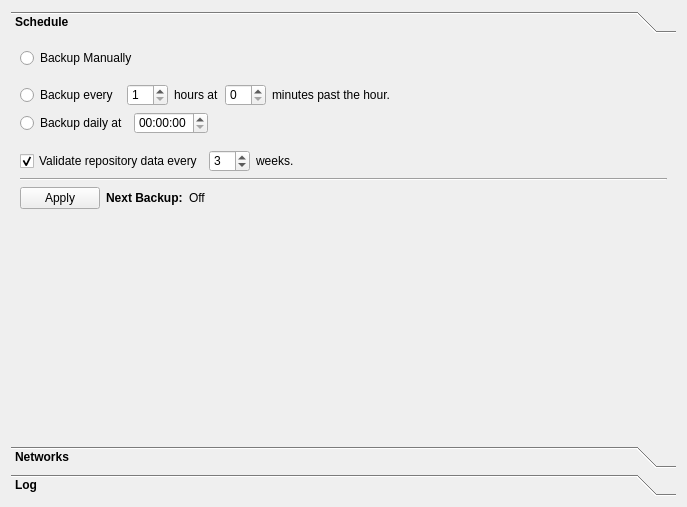
Above: src/vorta/assets/UI/scheduletab.ui from borgbase/vorta before the change. Below: the same form after it.
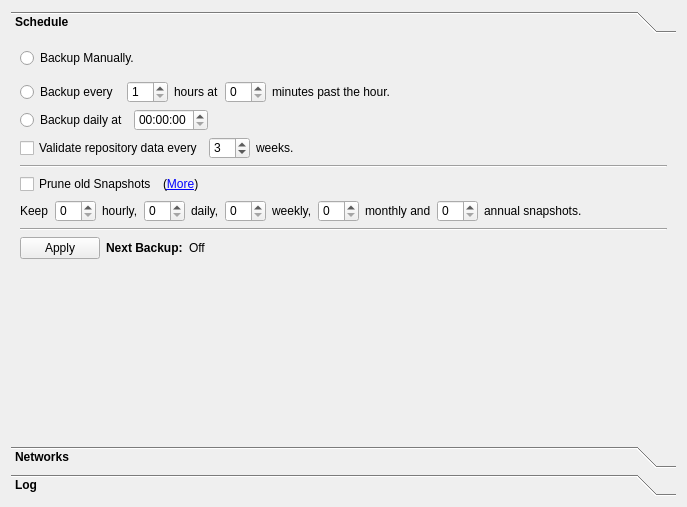
That is the form after the change. Icons and pictures are not drawn.

The edit to the form file:
```diff
--- a/src/vorta/assets/UI/scheduletab.ui
+++ b/src/vorta/assets/UI/scheduletab.ui
@@ -60,7 +60,7 @@
           <enum>QLayout::SetFixedSize</enum>
          </property>
          <property name="bottomMargin">
-          <number>10</number>
+          <number>7</number>
          </property>
          <item>
           <widget class="QRadioButton" name="scheduleOffRadio">
@@ -71,7 +71,7 @@
             </sizepolicy>
            </property>
            <property name="text">
-            <string>Backup Manually</string>
+            <string>Backup Manually.</string>
            </property>
           </widget>
          </item>
@@ -180,7 +180,7 @@
        <item>
         <layout class="QHBoxLayout" name="horizontalLayout_6">
          <property name="topMargin">
-          <number>10</number>
+          <number>0</number>
          </property>
          <item>
           <widget class="QCheckBox" name="validationCheckBox">
@@ -188,7 +188,10 @@
             <string>Validate repository data every</string>
            </property>
            <property name="checked">
-            <bool>true</bool>
+            <bool>false</bool>
+           </property>
+           <property name="tristate">
+            <bool>false</bool>
            </property>
           </widget>
          </item>
@@ -234,6 +237,124 @@
          </property>
         </widget>
        </item>
+       <item>
+        <layout class="QHBoxLayout" name="horizontalLayout_8">
+         <property name="topMargin">
+          <number>0</number>
+         </property>
+         <item>
+          <widget class="QCheckBox" name="pruneCheckBox">
+           <property name="text">
+            <string>Prune old Snapshots</string>
+           </property>
+          </widget>
+         </item>
+         <item>
+          <widget class="QLabel" name="label_11">
+           <property name="text">
+            <string>&lt;html&gt;&lt;head/&gt;&lt;body&gt;&lt;p&gt;(&lt;a href=&quot;https://borgbackup.readthedocs.io/en/stable/usage.html#borg-prune&quot;&gt;&lt;span style=&quot; text-decoration: underline; color:#0000ff;&quot;&gt;More&lt;/span&gt;&lt;/a&gt;)&lt;/p&gt;&lt;/body&gt;&lt;/html&gt;</string>
+           </property>
+          </widget>
+         </item>
+         <item>
+          <spacer name="horizontalSpacer_6">
+           <property name="orientation">
+            <enum>Qt::Horizontal</enum>
+           </property>
+           <property name="sizeHint" stdset="0">
+            <size>
+             <width>40</width>
+             <height>20</height>
+            </size>
+           </property>
+          </spacer>
+         </item>
+        </layout>
+       </item>
+       <item>
+        <layout class="QHBoxLayout" name="horizontalLayout_7">
+         <property name="topMargin">
+          <number>0</number>
+         </property>
+         <item>
+          <widget class="QLabel" name="label_12">
+           <property name="text">
+            <string>Keep</string>
+           </property>
+          </widget>
+         </item>
+         <item>
+          <widget class="QSpinBox" name="prune_hour"/>
+         </item>
+         <item>
+          <widget class="QLabel" name="label_6">
+           <property name="text">
+            <string>hourly,</string>
+           </property>
+          </widget>
+         </item>
+         <item>
+          <widget class="QSpinBox" name="prune_day"/>
+         </item>
+         <item>
+          <widget class="QLabel" name="label_7">
+           <property name="text">
+            <string>daily,</string>
+           </property>
+          </widget>
+         </item>
+         <item>
+          <widget class="QSpinBox" name="prune_week"/>
+         </item>
+         <item>
+          <widget class="QLabel" name="label_8">
+           <property name="text">
+            <string>weekly,</string>
+           </property>
+          </widget>
+         </item>
+         <item>
+          <widget class="QSpinBox" name="prune_month"/>
+         </item>
+         <item>
+          <widget class="QLabel" name="label_9">
+           <property name="text">
+            <string>monthly and</string>
+           </property>
+          </widget>
+         </item>
+         <item>
+          <widget class="QSpinBox" name="prune_year"/>
+         </item>
+         <item>
+          <widget class="QLabel" name="label_10">
+           <property name="text">
+            <string>annual snapshots.</string>
+           </property>
+          </widget>
+         </item>
+         <item>
+          <spacer name="horizontalSpacer_5">
+           <property name="orientation">
+            <enum>Qt::Horizontal</enum>
+           </property>
+           <property name="sizeHint" stdset="0">
+            <size>
+             <width>40</width>
+             <height>20</height>
+            </size>
+           </property>
+          </spacer>
+         </item>
+        </layout>
+       </item>
+       <item>
+        <widget class="Line" name="line_2">
+         <property name="orientation">
+          <enum>Qt::Horizontal</enum>
+         </property>
+        </widget>
+       </item>
        <item>
         <layout class="QHBoxLayout" name="horizontalLayout">
          <property name="topMargin">
```
